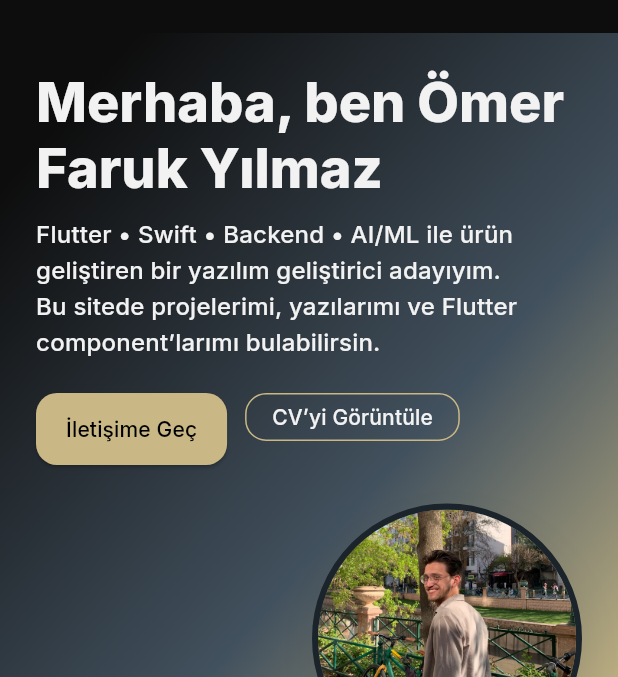
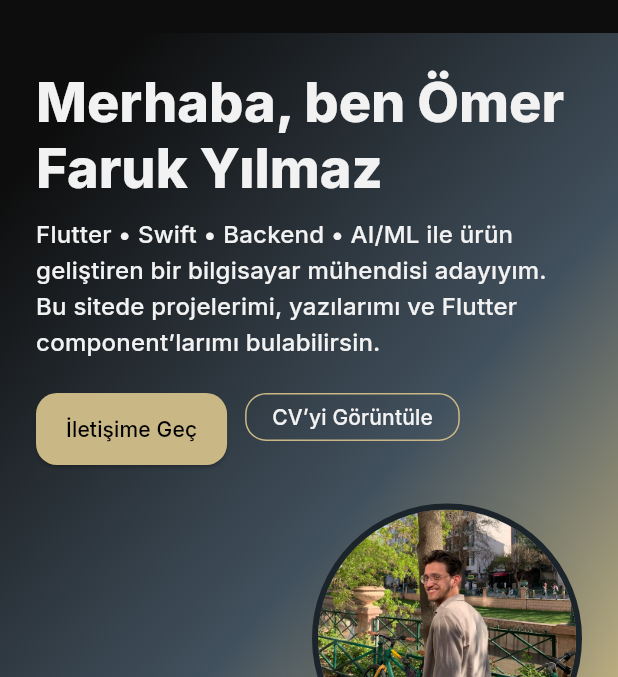
Before and after one commit to Omerylmz00/Portfolio_Website, a Flutter app: the screen it shows after launch, on a phone screen of 412 x 824 dp, the part 63-740 px from its top. Run offline on Flutter 3.47's test engine with Material 3 defaults, Android fonts, the phone set to English and light mode, and no system bars; our stand-ins replace flutter_highlight, flutter_markdown, go_router, google_fonts, shared_preferences, visibility_detector.

```diff
--- a/lib/main.dart
+++ b/lib/main.dart
@@ -21,7 +21,7 @@ class PortfolioApp extends StatelessWidget {
 
   @override
   Widget build(BuildContext context) {
-    final router = createRouter(); // buraya bak bi
+    final router = createRouter();
     final themeMode = context.watch<ThemeController>().mode;
     return MaterialApp.router(
       title: 'Ömer Faruk Yılmaz - Portfolio',
--- a/lib/pages/components/components_page.dart
+++ b/lib/pages/components/components_page.dart
@@ -72,7 +72,7 @@ class _ComponentsPageState extends State<ComponentsPage> {
 
   @override
   Widget build(BuildContext context) {
-    final t = Theme.of(context);
+    //final t = Theme.of(context);
     final w = MediaQuery.of(context).size.width;
     final cross = w >= 1200
         ? 3
--- a/lib/sections/hero_section.dart
+++ b/lib/sections/hero_section.dart
@@ -32,7 +32,9 @@ class HeroSection extends StatelessWidget {
       ),
       child: Stack(
         children: [
-          Responsive(
+          Align(
+            alignment: const Alignment(0, .12),
+            child: Responsive(
               builder: (context, width) {
                 //final isVeryNarrow = width < 420;
                 final isNarrow = width < 760;
@@ -59,13 +61,12 @@ class HeroSection extends StatelessWidget {
                                   ),
                                   const SizedBox(height: 10),
                                   Text(
-                                  "Flutter • Swift • Backend • AI/ML ile ürün geliştiren bir yazılım geliştirici adayıyım.\n"
+                                    "Flutter • Swift • Backend • AI/ML ile ürün geliştiren bir bilgisayar mühendisi adayıyım.\n"
                                     "Bu sitede projelerimi, yazılarımı ve Flutter component’larımı bulabilirsin.",
                                     style: t.textTheme.titleMedium,
                                   ),
                                   const SizedBox(height: 22),
 
-                                // ✅ BUTONLAR: Row yerine Wrap
                                   Wrap(
                                     spacing: 12,
                                     runSpacing: 10,
@@ -88,7 +89,8 @@ class HeroSection extends StatelessWidget {
                                           final uri = Uri.parse(cvViewUrl);
                                           final ok = await launchUrl(
                                             uri,
-                                          mode: LaunchMode.externalApplication,
+                                            mode:
+                                                LaunchMode.externalApplication,
                                             webOnlyWindowName: '_blank',
                                           );
                                           if (!ok && context.mounted) {
@@ -137,7 +139,7 @@ class HeroSection extends StatelessWidget {
                                     ),
                                     const SizedBox(height: 10),
                                     Text(
-                                    "Flutter • Swift • Backend • AI/ML ile ürün geliştiren bir yazılım geliştirici adayıyım.\n"
+                                      "Flutter • Swift • Backend • AI/ML ile ürün geliştiren bir bilgisayar mühendisi adayıyım.\n"
                                       "Bu sitede projelerimi, yazılarımı ve Flutter component’larımı bulabilirsin.",
                                       style: t.textTheme.titleMedium,
                                     ),
@@ -165,8 +167,8 @@ class HeroSection extends StatelessWidget {
                                             final uri = Uri.parse(cvViewUrl);
                                             final ok = await launchUrl(
                                               uri,
-                                            mode:
-                                                LaunchMode.externalApplication,
+                                              mode: LaunchMode
+                                                  .externalApplication,
                                               webOnlyWindowName: '_blank',
                                             );
                                             if (!ok && context.mounted) {
@@ -174,7 +176,9 @@ class HeroSection extends StatelessWidget {
                                                 context,
                                               ).showSnackBar(
                                                 const SnackBar(
-                                                content: Text('CV açılamadı.'),
+                                                  content: Text(
+                                                    'CV açılamadı.',
+                                                  ),
                                                 ),
                                               );
                                             }
@@ -188,7 +192,9 @@ class HeroSection extends StatelessWidget {
                             ),
                             const SizedBox(width: 24),
                             AnimatedCircleAvatar(
-                            image: const AssetImage('assets/images/me_2.jpeg'),
+                              image: const AssetImage(
+                                'assets/images/me_2.jpeg',
+                              ),
                               size: avatarSize,
                             ),
                           ],
@@ -196,6 +202,7 @@ class HeroSection extends StatelessWidget {
                 );
               },
             ),
+          ),
         ],
       ),
     );
```
Also changed, not shown: lib/sections/contact_section.dart (+8 -18 lines), 2 other files. Lines whose indentation alone changed are shown as unchanged.
